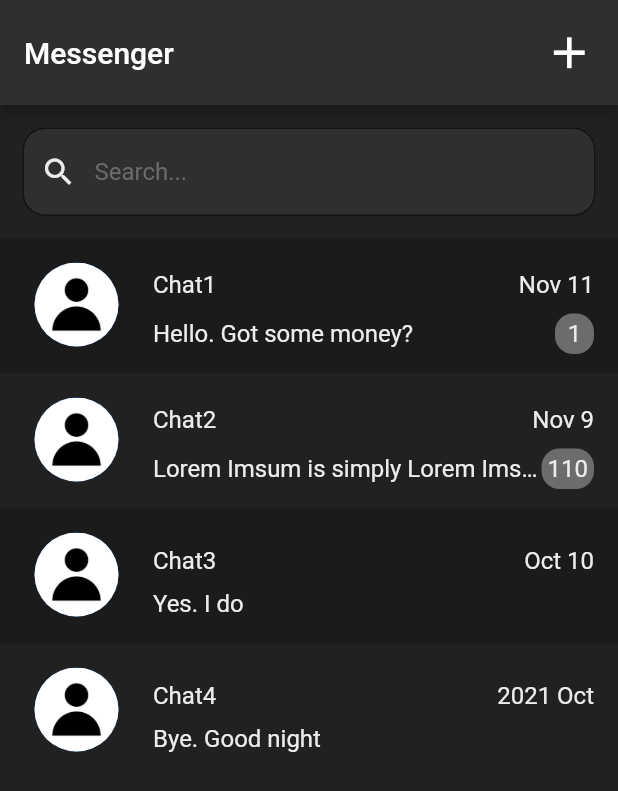
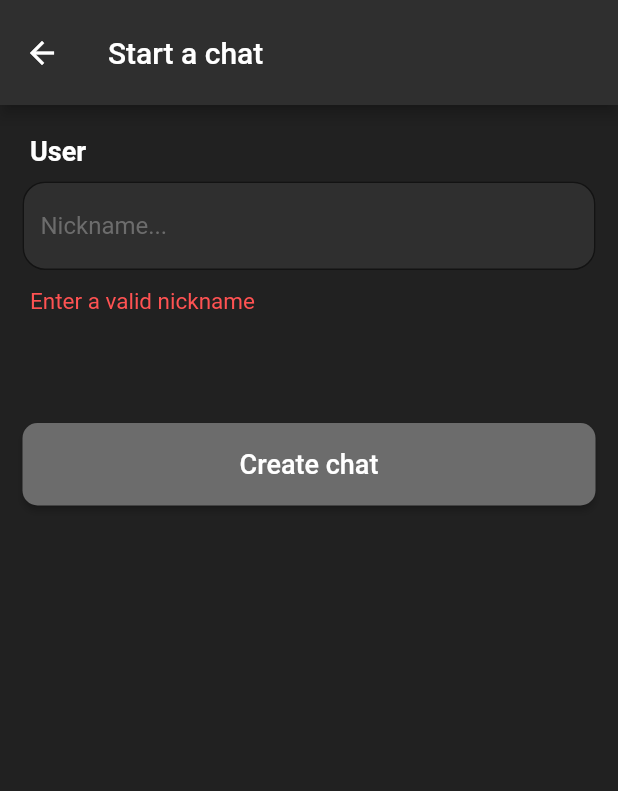
Before and after one commit to samb1232/private_messenger_frontend, a Flutter app: the screen it shows after launch, after a tap on the "add" icon, on a phone screen of 412 x 824 dp. Shown: the top 791 px of the screen. Run offline on Flutter 3.47's test engine with Material 2 defaults, Android fonts, the phone set to English and light mode, and no system bars.

Commit message:
Added page "Add new chat"

```diff
--- a/lib/main.dart
+++ b/lib/main.dart
@@ -1,5 +1,6 @@
 import 'package:flutter/material.dart';
 import 'package:flutter/services.dart';
+import 'package:private_messenger/pages/add_new_chat_page.dart';
 import 'package:private_messenger/pages/chat_page.dart';
 import 'package:private_messenger/pages/home_page.dart';
 
@@ -16,6 +17,7 @@ void main() {
         routes: {
           '/': (context) => const HomePage(),
           '/chat': (context) => const ChatPage(),
+          '/add_new_chat': (context) => const AddNewChatPage(),
         },
       );
     },
--- /dev/null
+++ b/lib/pages/add_new_chat_page.dart
@@ -0,0 +1,106 @@
+import 'package:flutter/material.dart';
+import 'package:private_messenger/strings.dart';
+import 'package:private_messenger/style/colors.dart';
+
+class AddNewChatPage extends StatefulWidget {
+  const AddNewChatPage({super.key});
+
+  @override
+  State<AddNewChatPage> createState() => _AddNewChatPageState();
+}
+
+class _AddNewChatPageState extends State<AddNewChatPage> {
+
+
+  @override
+  Widget build(BuildContext context) {
+    return Scaffold(
+      backgroundColor: MyColors.dark2,
+      appBar: AppBar(
+        toolbarHeight: 70,
+        backgroundColor: MyColors.dark1,
+        title: const Text(Strings.addChatText),
+      ),
+      body: Padding(
+        padding: const EdgeInsets.symmetric(vertical: 20, horizontal: 15),
+        child: Column(
+          crossAxisAlignment: CrossAxisAlignment.start,
+          children: [
+            const Padding(
+              padding: EdgeInsets.only(left: 5),
+              child: Text(
+                Strings.enterUserNameText,
+                style: TextStyle(
+                  color: Colors.white,
+                  fontSize: 18,
+                  fontWeight: FontWeight.bold,
+                ),
+              ),
+            ),
+            const SizedBox(height: 10,),
+            Row(
+              children: [
+                Expanded(
+                  child: TextField(
+                    style: const TextStyle(
+                      color: MyColors.light1,
+                    ),
+                    decoration: InputDecoration(
+                      focusedBorder: OutlineInputBorder(
+                        borderSide: const BorderSide(color: MyColors.grey1),
+                        borderRadius: BorderRadius.circular(15),
+                      ),
+                      filled: true,
+                      fillColor: MyColors.dark1,
+                      border: OutlineInputBorder(
+                        borderRadius: BorderRadius.circular(15),
+                      ),
+                      hintText: Strings.nicknameHintText,
+                      hintStyle: const TextStyle(
+                        color: MyColors.grey1,
+                      ),
+                    ),
+                  ),
+                ),
+              ],
+            ),
+            const Padding(
+              padding: EdgeInsets.symmetric(vertical: 12, horizontal: 5),
+              child: Text(
+                Strings.enterValidNicknameText,
+                style: TextStyle(
+                  color: MyColors.error,
+                  fontSize: 15,
+                ),
+              ),
+            ),
+            const SizedBox(height: 60,),
+            SizedBox(
+              width: double.infinity,
+              height: 55,
+              child: ElevatedButton(
+                style: ElevatedButton.styleFrom(
+                  backgroundColor: MyColors.grey1,
+                  shape: RoundedRectangleBorder(
+                    borderRadius: BorderRadius.circular(10.0),
+                  ),
+                ),
+                onPressed: () {
+                  // TODO: Реализовать функцию проверки никнейма
+                  // TODO: Реализовать функцию добавления нового чата
+                },
+                child: const Text(
+                  Strings.createChatText,
+                  style: TextStyle(
+                    fontSize: 18,
+                    color: Colors.white
+                  ),
+                ),
+              ),
+            )
+          ],
+        ),
+      ),
+    );
+  }
+}
--- a/lib/pages/home_page.dart
+++ b/lib/pages/home_page.dart
@@ -69,7 +69,9 @@ class _HomePageState extends State<HomePage> {
           Padding(
             padding: const EdgeInsets.symmetric(horizontal: 10),
             child: IconButton(
-              onPressed: () {}, // TODO: Сделать функционал кнопки добавления чата
+              onPressed: () {
+                Navigator.pushNamed(context, '/add_new_chat');
+              },
               icon: const Icon(
                 Icons.add,
                 size: 35,
--- a/lib/strings.dart
+++ b/lib/strings.dart
@@ -7,6 +7,13 @@ class Strings {
   static const String messengerText = "Messenger";
   static const String searchBarHintText = "Search...";
   static const String messageHintText = "Message...";
+  static const String nicknameHintText = "Nickname...";
   static const String chatText = "Chat1";
+  static const String addChatText = "Start a chat";
+  static const String enterUserNameText = "User";
+  static const String createChatText = "Create chat";
+
+
+  static const String enterValidNicknameText = "Enter a valid nickname";
 
 }
--- a/lib/style/colors.dart
+++ b/lib/style/colors.dart
@@ -7,4 +7,5 @@ class MyColors {
   static const Color dark3 = Color(0xFF1b1b1b);
   static const Color grey1 = Color(0xFF6c6c6c);
   static const Color grey2 = Color(0xFF3c3c3c);
+  static const Color error = Colors.redAccent;
 }
```
